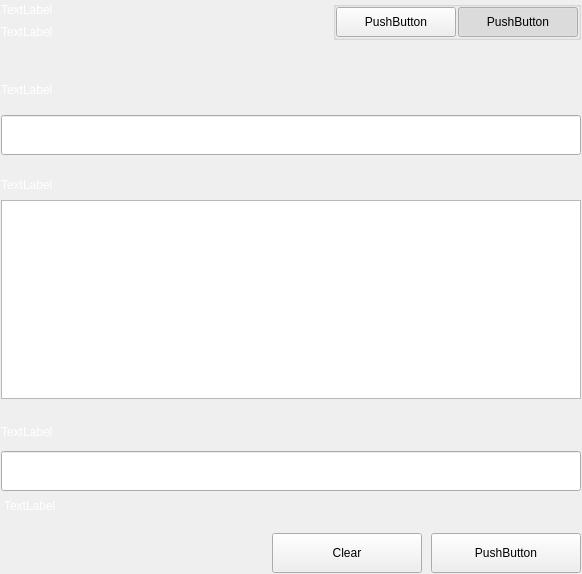
This is src/qt/settings/forms/settingssignmessagewidgets.ui in eons-finance/ALQO as Qt 5 draws it before an edit. The edited form follows.
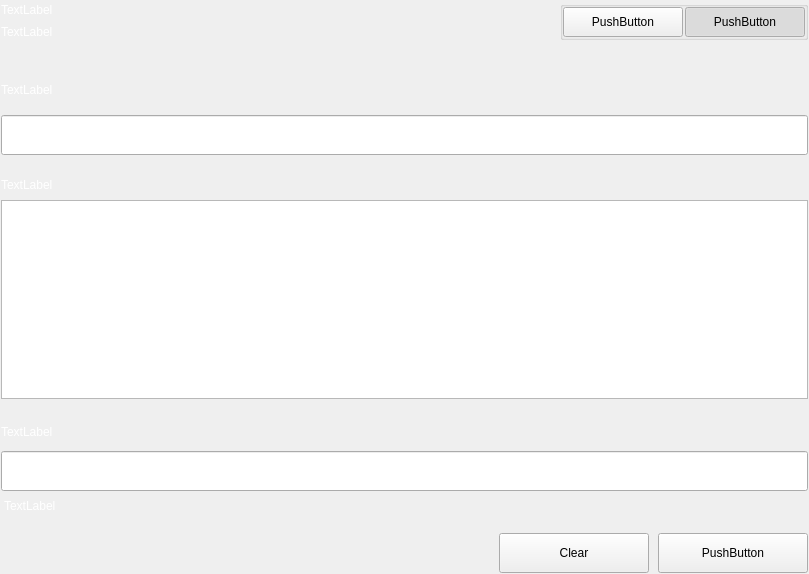
This is the edited form.

```diff
--- a/src/qt/settings/forms/settingssignmessagewidgets.ui
+++ b/src/qt/settings/forms/settingssignmessagewidgets.ui
@@ -6,7 +6,7 @@
    <rect>
     <x>0</x>
     <y>0</y>
-    <width>582</width>
+    <width>809</width>
     <height>574</height>
    </rect>
   </property>
@@ -65,7 +65,7 @@
          <item>
           <layout class="QHBoxLayout" name="horizontalLayout_3" stretch="3,1">
            <property name="spacing">
-            <number>40</number>
+            <number>5</number>
            </property>
            <item>
             <layout class="QVBoxLayout" name="verticalLayoutTitle">
@@ -84,6 +84,18 @@
              </item>
              <item>
               <widget class="QLabel" name="labelSubtitle1">
+               <property name="minimumSize">
+                <size>
+                 <width>550</width>
+                 <height>0</height>
+                </size>
+               </property>
+               <property name="maximumSize">
+                <size>
+                 <width>550</width>
+                 <height>16777215</height>
+                </size>
+               </property>
                <property name="styleSheet">
                 <string notr="true">color:white;</string>
                </property>
```
